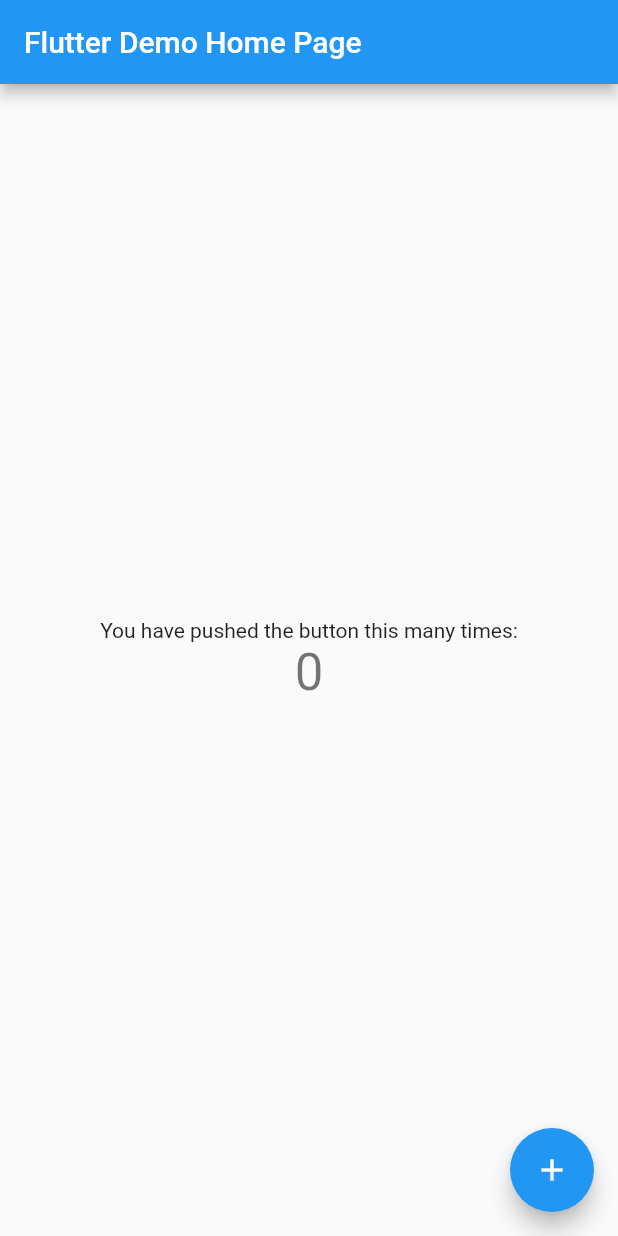
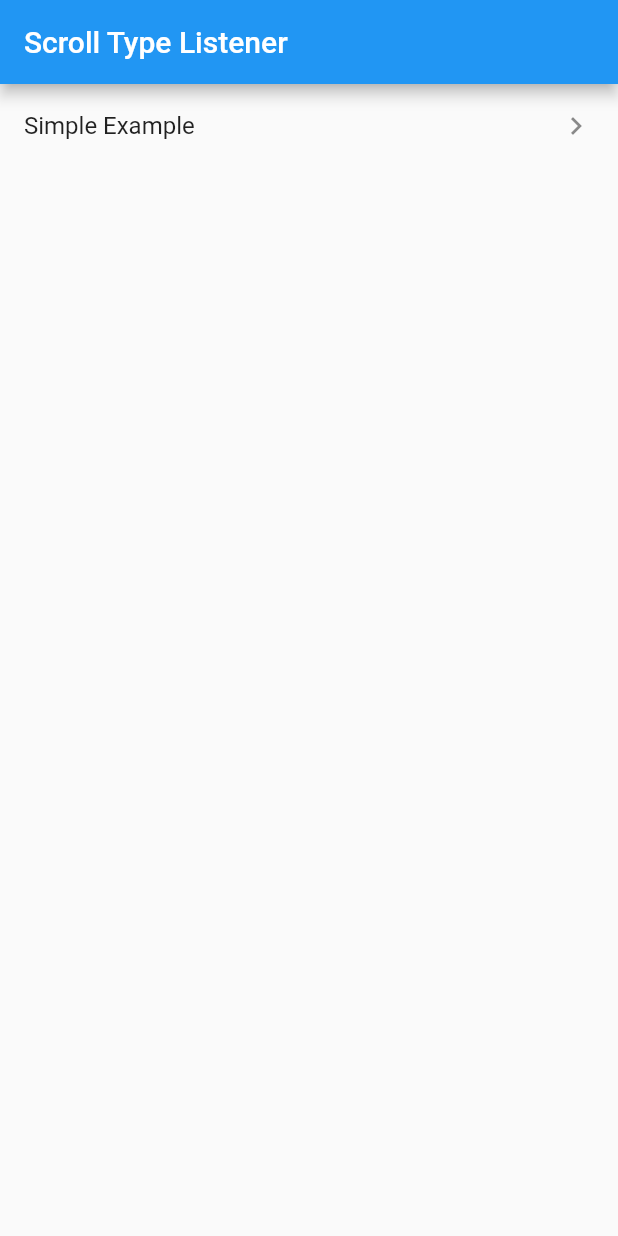
Before and after one commit to dhiyaaulauliyaa/scroll_type_listener, a Flutter app: the screen it shows after launch, on a phone screen of 412 x 824 dp. Run offline on Flutter 3.47's test engine with Material 2 defaults, Android fonts, the phone set to English and light mode, and no system bars.

Commit message:
feature(example): create simple example

```diff
--- a/example/lib/main.dart
+++ b/example/lib/main.dart
@@ -1,4 +1,6 @@
+import 'package:example/detail_example/detail_example_menu_page.dart';
 import 'package:flutter/material.dart';
+import 'package:scroll_type_listener/scroll_type_listener.dart';
 
 void main() {
   runApp(const MyApp());
@@ -7,109 +9,84 @@ void main() {
 class MyApp extends StatelessWidget {
   const MyApp({super.key});
 
-  // This widget is the root of your application.
   @override
   Widget build(BuildContext context) {
     return MaterialApp(
-      title: 'Flutter Demo',
-      theme: ThemeData(
-        // This is the theme of your application.
-        //
-        // Try running your application with "flutter run". You'll see the
-        // application has a blue toolbar. Then, without quitting the app, try
-        // changing the primarySwatch below to Colors.green and then invoke
-        // "hot reload" (press "r" in the console where you ran "flutter run",
-        // or simply save your changes to "hot reload" in a Flutter IDE).
-        // Notice that the counter didn't reset back to zero; the application
-        // is not restarted.
-        primarySwatch: Colors.blue,
-      ),
-      home: const MyHomePage(title: 'Flutter Demo Home Page'),
+      title: 'Scroll Type Listener',
+      theme: ThemeData(),
+      home: const MyHomePage(),
     );
   }
 }
 
-class MyHomePage extends StatefulWidget {
-  const MyHomePage({super.key, required this.title});
-
-  // This widget is the home page of your application. It is stateful, meaning
-  // that it has a State object (defined below) that contains fields that affect
-  // how it looks.
-
-  // This class is the configuration for the state. It holds the values (in this
-  // case the title) provided by the parent (in this case the App widget) and
-  // used by the build method of the State. Fields in a Widget subclass are
-  // always marked "final".
-
-  final String title;
-
-  @override
-  State<MyHomePage> createState() => _MyHomePageState();
-}
-
-class _MyHomePageState extends State<MyHomePage> {
-  int _counter = 0;
-
-  void _incrementCounter() {
-    setState(() {
-      // This call to setState tells the Flutter framework that something has
-      // changed in this State, which causes it to rerun the build method below
-      // so that the display can reflect the updated values. If we changed
-      // _counter without calling setState(), then the build method would not be
-      // called again, and so nothing would appear to happen.
-      _counter++;
-    });
-  }
+class MyHomePage extends StatelessWidget {
+  const MyHomePage({super.key});
 
   @override
   Widget build(BuildContext context) {
-    // This method is rerun every time setState is called, for instance as done
-    // by the _incrementCounter method above.
-    //
-    // The Flutter framework has been optimized to make rerunning build methods
-    // fast, so that you can just rebuild anything that needs updating rather
-    // than having to individually change instances of widgets.
     return Scaffold(
-      appBar: AppBar(
-        // Here we take the value from the MyHomePage object that was created by
-        // the App.build method, and use it to set our appbar title.
-        title: Text(widget.title),
+      appBar: AppBar(title: const Text('Scroll Type Listener')),
+      body: ListView(
+        children: [
+          ListTile(
+            title: const Text('Simple Example'),
+            trailing: const Icon(Icons.chevron_right),
+            onTap: () => Navigator.of(context).push(
+              MaterialPageRoute<Widget>(
+                builder: (_) => const SimpleExamplePage(),
+              ),
+            ),
+          ),
+        ],
       ),
-      body: Center(
-        // Center is a layout widget. It takes a single child and positions it
-        // in the middle of the parent.
-        child: Column(
-          // Column is also a layout widget. It takes a list of children and
-          // arranges them vertically. By default, it sizes itself to fit its
-          // children horizontally, and tries to be as tall as its parent.
-          //
-          // Invoke "debug painting" (press "p" in the console, choose the
-          // "Toggle Debug Paint" action from the Flutter Inspector in Android
-          // Studio, or the "Toggle Debug Paint" command in Visual Studio Code)
-          // to see the wireframe for each widget.
-          //
-          // Column has various properties to control how it sizes itself and
-          // how it positions its children. Here we use mainAxisAlignment to
-          // center the children vertically; the main axis here is the vertical
-          // axis because Columns are vertical (the cross axis would be
-          // horizontal).
-          mainAxisAlignment: MainAxisAlignment.center,
-          children: <Widget>[
-            const Text(
-              'You have pushed the button this many times:',
-            ),
-            Text(
-              '$_counter',
-              style: Theme.of(context).textTheme.headline4,
-            ),
-          ],
-        ),
-      ),
-      floatingActionButton: FloatingActionButton(
-        onPressed: _incrementCounter,
-        tooltip: 'Increment',
-        child: const Icon(Icons.add),
-      ), // This trailing comma makes auto-formatting nicer for build methods.
     );
   }
 }
+
+class SimpleExamplePage extends StatefulWidget {
+  const SimpleExamplePage({super.key});
+
+  @override
+  State<SimpleExamplePage> createState() => _SimpleExamplePageState();
+}
+
+class _SimpleExamplePageState extends State<SimpleExamplePage> {
+  final scrollCtrl = ScrollController();
+  ScrollType? scrollType;
+
+  @override
+  Widget build(BuildContext context) {
+    return Scaffold(
+      appBar: AppBar(title: const Text('Scroll Type Listener')),
+      floatingActionButton: FloatingActionButton(
+        child: const Icon(Icons.arrow_upward),
+        onPressed: () {
+          scrollCtrl.animateTo(
+            0,
+            duration: const Duration(milliseconds: 5000),
+            curve: Curves.easeOutCirc,
+          );
+        },
+      ),
+      body: ScrollTypeListener(
+        controller: scrollCtrl,
+        onScroll: (type) {
+          if (type != scrollType) {
+            setState(() => scrollType = type);
+          }
+        },
+        child: ListView(
+          controller: scrollCtrl,
+          children: List.generate(
+            100,
+            (index) => ListTile(
+              title: Text('$index'),
+              trailing: Text(scrollType?.toString() ?? 'Not Scrolled'),
+              tileColor: index.isEven ? Colors.grey[200] : Colors.grey[300],
+            ),
+          ),
+        ),
+      ),
+    );
+  }
+}
```
